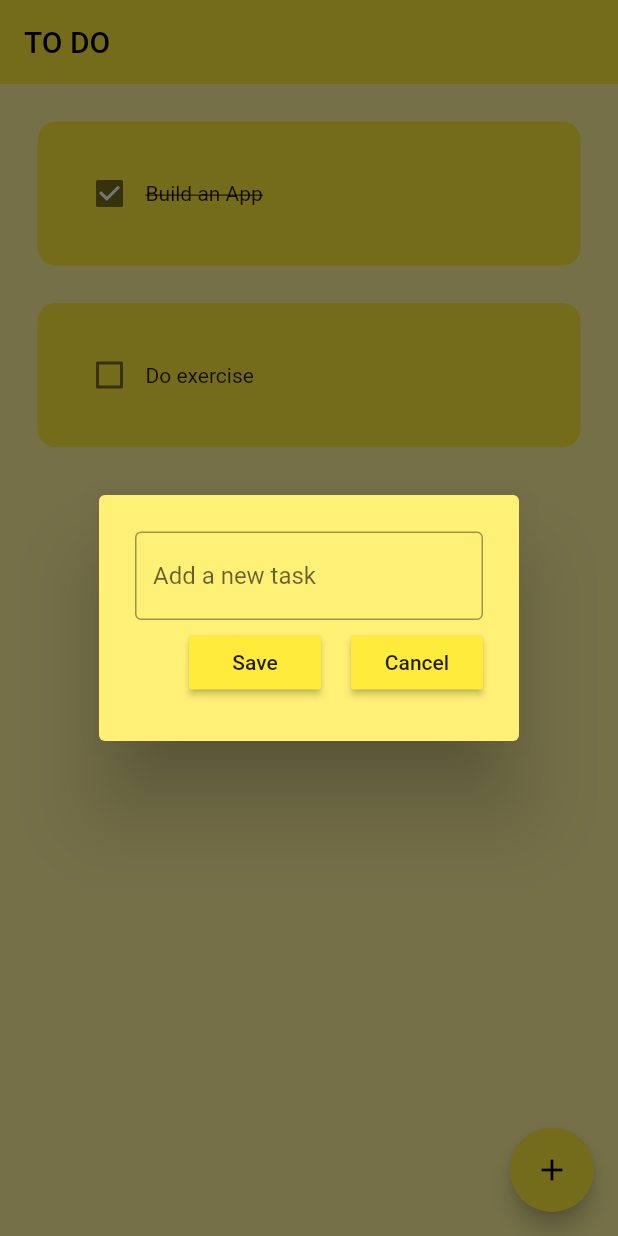
After one commit to MementoMori11723/TODO, a Flutter app: the screen it shows after launch, after a tap on the "add" icon, on a phone screen of 412 x 824 dp. The commit adds this screen. Run offline on Flutter 3.47's test engine with Material 2 defaults, Android fonts, the phone set to English and light mode, and no system bars.

Commit message:
step - 3

```diff
--- /dev/null
+++ b/lib/dialog_box.dart
@@ -0,0 +1,40 @@
+import 'package:flutter/material.dart';
+import 'my_button.dart';
+
+class DialogBox extends StatelessWidget {
+  const DialogBox({super.key});
+
+  @override
+  Widget build(BuildContext context) {
+    return AlertDialog(
+      backgroundColor: Colors.yellow[300],
+      content: SizedBox(
+        height: 120,
+        child: Column(
+          mainAxisAlignment: MainAxisAlignment.spaceEvenly,
+          children: [
+            //* get user input
+            const TextField(
+              decoration: InputDecoration(
+                border: OutlineInputBorder(),
+                hintText: "Add a new task",
+              ),
+            ),
+            //* buttons -> save + cancel
+            Row(
+              mainAxisAlignment: MainAxisAlignment.end,
+              children: [
+                //* save button
+                MyButton(text: 'Save', onPressed: () {}),
+                //* gap between the buttons
+                const SizedBox(width: 20),
+                //* cancel button
+                MyButton(text: 'Cancel', onPressed: () {}),
+              ],
+            ),
+          ],
+        ),
+      ),
+    );
+  }
+}
--- a/lib/home_page.dart
+++ b/lib/home_page.dart
@@ -1,4 +1,5 @@
 import 'package:flutter/material.dart';
+import 'dialog_box.dart';
 
 import 'To_Do_List.dart';
 
@@ -23,6 +24,16 @@ class _HomePageState extends State<HomePage> {
     });
   }
 
+  //* createing new task
+  void createNewTask() {
+    showDialog(
+      context: context,
+      builder: (context) {
+        return const DialogBox();
+      },
+    );
+  }
+
   @override
   Widget build(BuildContext context) {
     return Scaffold(
@@ -30,6 +41,12 @@ class _HomePageState extends State<HomePage> {
       appBar: AppBar(
         title: const Text('TO DO'),
         elevation: 0,
+      ),
+      floatingActionButton: FloatingActionButton(
+        onPressed: () {
+          createNewTask();
+        },
+        child: const Icon(Icons.add),
       ),
       body: ListView.builder(
         itemCount: toDoList.length,
--- /dev/null
+++ b/lib/my_button.dart
@@ -0,0 +1,21 @@
+import 'package:flutter/material.dart';
+
+class MyButton extends StatelessWidget {
+  final String text;
+  VoidCallback onPressed;
+
+  MyButton({
+    super.key,
+    required this.text,
+    required this.onPressed,
+  });
+
+  @override
+  Widget build(BuildContext context) {
+    return MaterialButton(
+      onPressed: onPressed,
+      color: Theme.of(context).primaryColor,
+      child: Text(text),
+    );
+  }
+}
```
